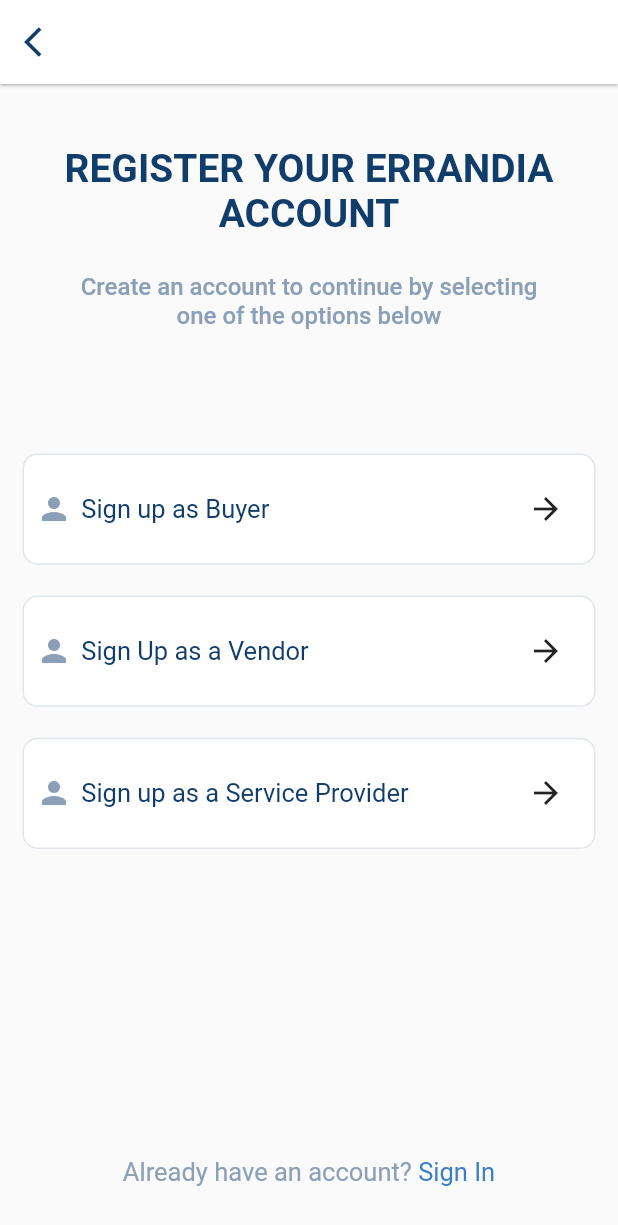
After one commit to abhi061201/errandia, a Flutter app: the screen it shows after launch, after a tap on "Get Started", after a tap on "REGISTER", on a phone screen of 412 x 824 dp. The commit adds this screen. Shown: the top 1225 px of the screen. Run offline on Flutter 3.47's test engine with Material 2 defaults, Android fonts, the phone set to English and light mode, and no system bars; our stand-ins replace get.

Commit message:
made 4 uis

```diff
--- /dev/null
+++ b/lib/app/modules/auth/Register/view/register_signin_screen.dart
@@ -0,0 +1,126 @@
+import 'package:errandia/app/modules/auth/Register/view/register_ui.dart';
+import 'package:flutter/material.dart';
+import 'package:flutter/src/widgets/container.dart';
+import 'package:flutter/src/widgets/framework.dart';
+import 'package:get/get.dart';
+
+class register_signin_screen extends StatelessWidget {
+  const register_signin_screen({super.key});
+
+  @override
+  Widget build(BuildContext context) {
+    return Scaffold(
+      backgroundColor: Color.fromARGB(255, 33, 97, 165),
+      body: SafeArea(
+        child: Stack(
+          children: [
+            Image(
+              image: AssetImage(
+                'assets/images/register_bg.png',
+              ),
+              height: Get.height,
+              fit: BoxFit.fill,
+            ),
+
+            // main screen
+            Column(
+              crossAxisAlignment: CrossAxisAlignment.center,
+              children: [
+                SizedBox(
+                  height: Get.height * 0.15,
+                ),
+                Image(
+                  image: AssetImage(
+                    'assets/images/errandia_logo.png',
+
+                  ),
+                  height: Get.height*0.125,
+                  width: Get.width,
+                ),
+
+                Padding(
+                  padding: const EdgeInsets.symmetric(horizontal: 20),
+                  child: Container(
+                    child: Column(
+                      children: const [
+                        Text(
+                          'To start running errands with Errandia, you ',
+                          style: TextStyle(
+                            fontSize: 17,
+                            color: Colors.white,
+                          ),
+                        ),
+                        Text(
+                          'need to have an Errandia',
+                          style: TextStyle(
+                            fontSize: 17,
+                            color: Colors.white,
+                          ),
+                        ),
+                      ],
+                    ),
+                  ),
+                ),
+                SizedBox(
+                  height: Get.height * 0.05,
+                ),
+
+                // register button
+                InkWell(
+                  onTap: (){
+                    Get.to(Register_Ui());
+                  },
+                  child: Container(
+                    width: Get.width * 0.9,
+                    height: Get.height * 0.07,
+                    decoration: BoxDecoration(
+                      color: Colors.white,
+                      borderRadius: BorderRadius.circular(15),
+                    ),
+                    child: Center(
+                      child: Text(
+                        'REGISTER',
+                        style: TextStyle(
+                          fontSize: 20,
+                          color: Color(0XFF113d6b),
+                          fontWeight: FontWeight.bold
+                        ),
+                      ),
+                    ),
+                  ),
+                ),
+                SizedBox(
+                  height: Get.height*0.02,
+                ),
+
+
+                // sign in button
+                InkWell(
+                  onTap: (){},
+                  child: Container(
+                    width: Get.width * 0.9,
+                    height: Get.height * 0.07,
+                    decoration: BoxDecoration(
+                      color: Color(0xff3c7fc6),
+                      borderRadius: BorderRadius.circular(15),
+                    ),
+                    child: Center(
+                      child: Text(
+                        'SIGN IN',
+                        style: TextStyle(
+                          fontSize: 20,
+                          color: Colors.white,
+                          fontWeight: FontWeight.bold
+                        ),
+                      ),
+                    ),
+                  ),
+                ),
+              ],
+            )
+          ],
+        ),
+      ),
+    );
+  }
+}
--- /dev/null
+++ b/lib/app/modules/auth/Register/view/register_ui.dart
@@ -0,0 +1,163 @@
+import 'package:flutter/material.dart';
+import 'package:flutter/src/widgets/container.dart';
+import 'package:flutter/src/widgets/framework.dart';
+import 'package:get/get.dart';
+
+class Register_Ui extends StatelessWidget {
+  const Register_Ui({super.key});
+
+  @override
+  Widget build(BuildContext context) {
+    return Scaffold(
+      appBar: AppBar(
+        backgroundColor: Colors.white,
+        automaticallyImplyLeading: false,
+        elevation: 0.8,
+        leading: IconButton(
+          onPressed: () {
+            Get.back();
+          },
+          icon: Icon(
+            Icons.arrow_back_ios,
+            color: Color(0xff113d6b),
+          ),
+        ),
+      ),
+      body: SafeArea(
+        child: Padding(
+          padding: const EdgeInsets.symmetric(horizontal: 15,),
+          child: Column(
+            children: [
+              SizedBox(
+                height: Get.height * 0.05,
+              ),
+              Container(
+                child: Column(
+                  children: [
+                    Text(
+                      'REGISTER YOUR ERRANDIA',
+                      style: TextStyle(
+                        fontSize: 26,
+                        fontWeight: FontWeight.w700,
+                        color: Color(0xff113d6b),
+                      ),
+                    ),
+                    Text(
+                      'ACCOUNT',
+                      style: TextStyle(
+                        fontSize: 26,
+                        fontWeight: FontWeight.w700,
+                        color: Color(0xff113d6b),
+                      ),
+                    ),
+                  ],
+                ),
+              ),
+
+              //
+
+              SizedBox(
+                height: Get.height * 0.03,
+              ),
+              Container(
+                child: Column(
+                  children: [
+                    Text(
+                      'Create an account to continue by selecting',
+                      style: TextStyle(
+                        fontSize: 16,
+                        fontWeight: FontWeight.w500,
+                        color: Color(0xff8ba0b7),
+                      ),
+                    ),
+                    Text(
+                      'one of the options below',
+                      style: TextStyle(
+                        fontSize: 16,
+                        fontWeight: FontWeight.w500,
+                        color: Color(0xff8ba0b7),
+                      ),
+                    ),
+                  ],
+                ),
+              ),
+
+              SizedBox(height: Get.height*0.1,),
+
+              // buttons for signup
+
+
+              // sign up as buyer
+              button(Icons.person, (){
+
+              }, 'Sign up as Buyer'),
+              SizedBox(height: Get.height*0.025,),
+
+
+              // sign up as vendor
+              button(Icons.person, (){}, 'Sign Up as a Vendor'),
+              SizedBox(height: Get.height*0.025,),
+
+
+              // sign up as service provider
+              button(Icons.person, (){}, 'Sign up as a Service Provider'),
+              Spacer(),
+
+              RichText(text: TextSpan(
+                style: TextStyle(
+                  color: Color(0xff8ba0b7),
+                  fontSize: 17
+                ),
+                children: [
+                  TextSpan(
+                    text:'Already have an account? '
+                  ),
+                  TextSpan(
+                    text: 'Sign In',
+                    style: TextStyle(
+                      color: Color(0xff3c7fc6)
+                    )
+                  )
+                ]
+              ),),
+              SizedBox(height: Get.height*0.04,),
+
+            ],
+          ),
+        ),
+      ),
+    );
+  }
+}
+
+Widget button (IconData icon, var fun, String text){
+  return Container(
+    height: Get.height*0.09,
+    decoration: BoxDecoration(
+      borderRadius: BorderRadius.circular(10),
+      border:Border.all(
+        color: Color(0xffe0e6ec),
+      ),
+      color: Colors.white,
+
+    ),
+    child: Padding(
+      padding: const EdgeInsets.symmetric(horizontal: 8.0),
+      child: Row(
+        children: [
+          Icon(icon,color: Color(0xff8ba0b7),),
+          SizedBox(
+            width: Get.width*0.015,
+          ),
+          Text(text, style: TextStyle(
+            fontSize: 17,
+            color: Color(0xff113d6b)
+          ),),
+          Spacer(),
+          IconButton(onPressed: fun, icon: Icon(Icons.arrow_forward_outlined))
+
+        ],
+      ),
+    ),
+  );
+}
--- a/lib/app/modules/splashScreen/splash_screen.dart
+++ b/lib/app/modules/splashScreen/splash_screen.dart
@@ -32,14 +32,13 @@ class _splash_screenState extends State<splash_screen> {
     return Scaffold(
       backgroundColor: Color(0xff113d6b),
       body: SafeArea(
-          child: Column(
-        children: [
-          Image(
-            image: AssetImage('assets/images/splash screen.jpg'),
-            fit: BoxFit.fitHeight,
-          ),
-        ],
-      )),
+          child: Center(
+            child: Image(
+              image: AssetImage('assets/images/logo.png'),
+              height: Get.height*0.35,
+
+            ),
+          )),
     );
   }
 }
--- a/lib/app/uis/getStartedScreen.dart
+++ b/lib/app/uis/getStartedScreen.dart
@@ -1,6 +1,8 @@
+import 'package:errandia/app/modules/auth/Register/view/register_signin_screen.dart';
 import 'package:flutter/material.dart';
 import 'package:flutter/src/widgets/container.dart';
 import 'package:flutter/src/widgets/framework.dart';
+import 'package:get/get.dart';
 
 class get_started_screen extends StatelessWidget {
   const get_started_screen({super.key});
@@ -8,11 +10,56 @@ class get_started_screen extends StatelessWidget {
   @override
   Widget build(BuildContext context) {
     return Scaffold(
-      body: Center(
-        child: Text(
-          'get started screen',
+        body: Column(
+      children: [
+        Image(
+          image: AssetImage('assets/images/onboarding_girl.png'),
         ),
-      ),
-    );
+        SizedBox(
+          height: Get.height * 0.06,
+        ),
+        Padding(
+          padding: const EdgeInsets.symmetric(
+            horizontal: 50,
+          ),
+          child: Container(
+            child: Text(
+              'Stay at Home and Let Errandia do the Search',
+              style: TextStyle(
+                fontSize: 25,
+                fontWeight: FontWeight.bold,
+                color: Color(0xff113d6b),
+              ),
+            ),
+          ),
+        ),
+        SizedBox(
+          height: Get.height * 0.06,
+        ),
+        InkWell(
+          onTap: (){
+            Get.off(register_signin_screen());
+          },
+          child: Container(
+            height: Get.height * 0.07,
+            width: Get.width*0.9,
+            child: Center(
+              child: Text(
+                'Get Started',
+                style: TextStyle(
+                  fontSize: 20,
+                  color: Colors.white,
+                  fontWeight: FontWeight.bold,
+                ),
+              ),
+            ),
+            decoration: BoxDecoration(
+              color: Color(0xff113d6b),
+              borderRadius: BorderRadius.circular(15),
+            ),
+          ),
+        ),
+      ],
+    ));
   }
 }
--- a/lib/main.dart
+++ b/lib/main.dart
@@ -13,6 +13,13 @@ class ErrandiaApp extends StatelessWidget {
   Widget build(BuildContext context) {
     return GetMaterialApp(
       debugShowCheckedModeBanner: false,
+      theme: ThemeData(
+        primaryColor: Color(0xff113d6b),
+        primaryTextTheme: TextTheme(
+
+        ),
+
+      ),
       home: splash_screen(),
     );
   }
```
Also changed, not shown: assets/images/errandia_logo.png (added), assets/images/logo.png (added), assets/images/onboarding_girl.png (added), assets/images/register_bg.png (added), assets/images/splash screen.jpg (deleted).
